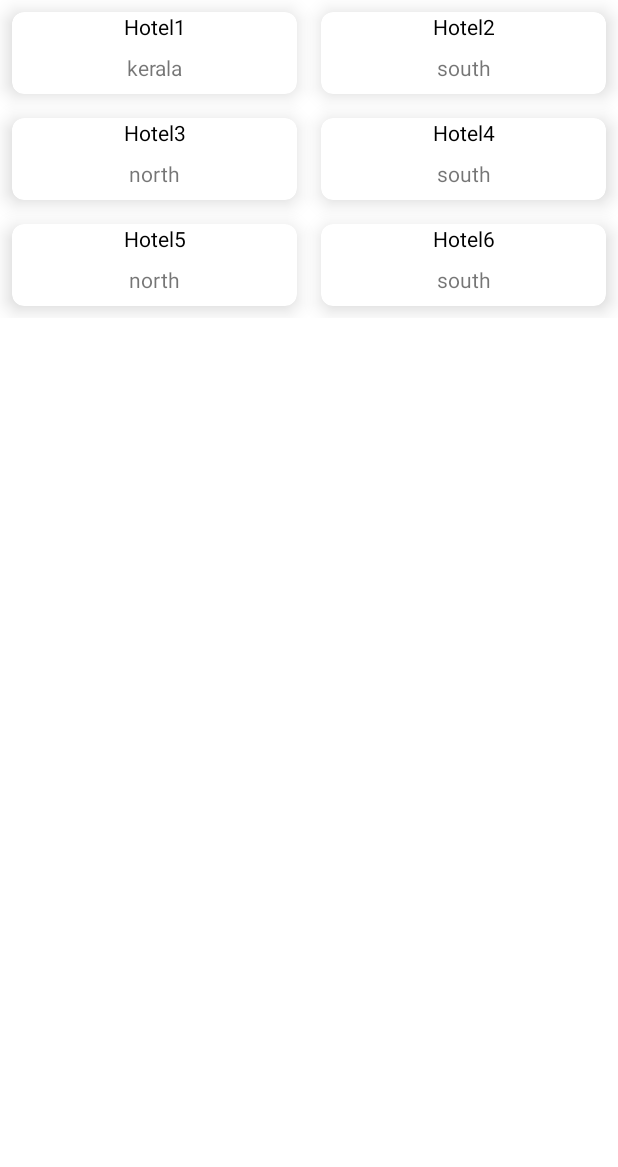
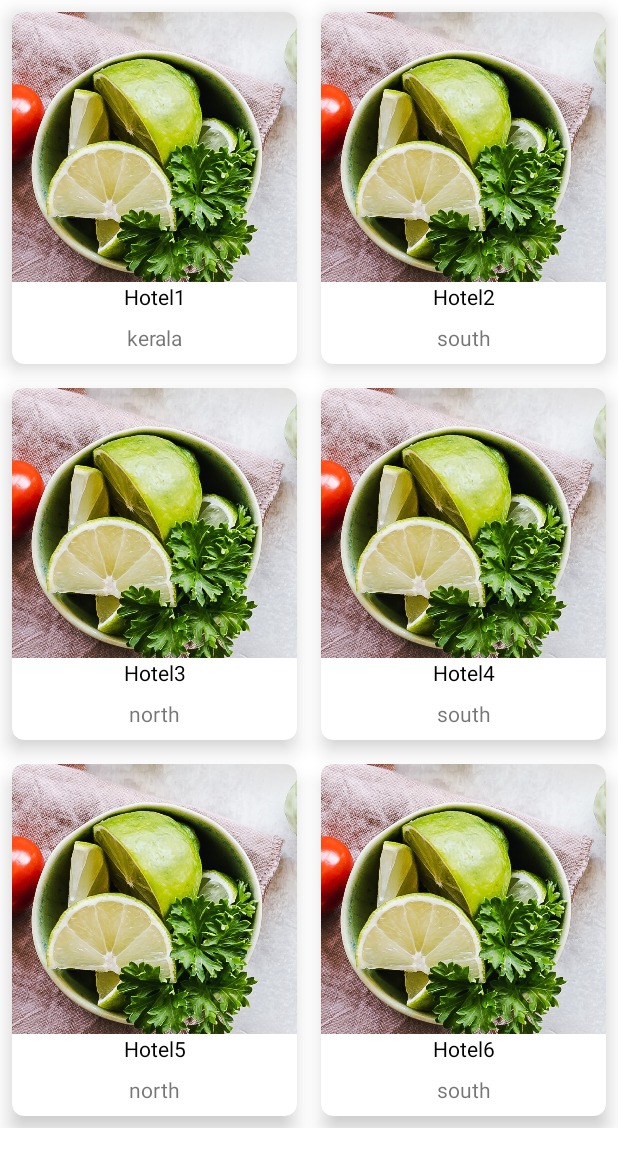
Before and after one commit to sougandhmp/theeta, an Android app: the UserViewFragment screen opened through its navigation route, on a phone screen of 412 x 824 dp. Shown: the top 1167 px of the screen. Run offline under Robolectric (Android 15) with nearby library versions, the phone set to English and light mode, and no system bars; our stand-ins replace Dagger/Hilt's generated code, data binding; 1 statement that could not run was skipped.

Commit message:
Added image url

```diff
--- a/app/src/main/java/com/android/theta/user/UserViewModel.kt
+++ b/app/src/main/java/com/android/theta/user/UserViewModel.kt
@@ -15,12 +15,12 @@ class UserViewModel : ViewModel() {
 
     private fun getHotelList(): List<Hotel> {
         var hotelList = ArrayList<Hotel>()
-        hotelList.add(Hotel(id = 1, name = "Hotel1", styleName = "kerala", avgPriceForTwo = "200"))
-        hotelList.add(Hotel(id = 2, name = "Hotel2", styleName = "south", avgPriceForTwo ="200"))
-        hotelList.add(Hotel(id = 3, name = "Hotel3", styleName = "north",avgPriceForTwo = "100"))
-        hotelList.add(Hotel(id = 4, name = "Hotel4", styleName = "south",avgPriceForTwo = "300"))
-        hotelList.add(Hotel(id = 5, name = "Hotel5", styleName = "north", avgPriceForTwo ="600"))
-        hotelList.add(Hotel(id = 6, name = "Hotel6", styleName = "south",avgPriceForTwo = "700"))
+        hotelList.add(Hotel(id = 1, name = "Hotel1", styleName = "kerala", avgPriceForTwo = "200",imgUrl = "@drawable/hotel1"))
+        hotelList.add(Hotel(id = 2, name = "Hotel2", styleName = "south", avgPriceForTwo ="200",imgUrl = "@drawable/hotel1"))
+        hotelList.add(Hotel(id = 3, name = "Hotel3", styleName = "north",avgPriceForTwo = "100",imgUrl = "@drawable/hotel1"))
+        hotelList.add(Hotel(id = 4, name = "Hotel4", styleName = "south",avgPriceForTwo = "300",imgUrl = "@drawable/hotel1"))
+        hotelList.add(Hotel(id = 5, name = "Hotel5", styleName = "north", avgPriceForTwo ="600",imgUrl = "@drawable/hotel1"))
+        hotelList.add(Hotel(id = 6, name = "Hotel6", styleName = "south",avgPriceForTwo = "700",imgUrl = "@drawable/hotel1"))
         return hotelList;
 
     }
--- a/app/src/main/java/com/android/theta/user/model/Hotel.kt
+++ b/app/src/main/java/com/android/theta/user/model/Hotel.kt
@@ -6,7 +6,8 @@ data class Hotel(
      var id: Int,
      var name: String,
      var styleName: String,
-     var avgPriceForTwo: String
+     var avgPriceForTwo: String,
+     var imgUrl: String
 ) {
      object HotelDiff : DiffUtil.ItemCallback<Hotel>() {
           override fun areItemsTheSame(oldItem: Hotel, newItem: Hotel) = oldItem.name == newItem.name
--- a/app/src/main/res/layout/row_user_view.xml
+++ b/app/src/main/res/layout/row_user_view.xml
@@ -27,16 +27,16 @@
             android:layout_width="match_parent"
             android:layout_height="match_parent">
 
-          <!--  <ImageView
+         <ImageView
                 android:id="@+id/left_thumb"
                 android:layout_width="0dp"
                 android:layout_height="180dp"
                 android:scaleType="centerCrop"
-                app:srcUrl="@{hotel.id}"
+               android:src="@drawable/hotel1"
                 app:layout_constraintBottom_toTopOf="@+id/left_title"
                 app:layout_constraintEnd_toEndOf="parent"
                 app:layout_constraintStart_toStartOf="parent"
-                app:layout_constraintTop_toTopOf="parent" />-->
+                app:layout_constraintTop_toTopOf="parent" />
 
             <TextView
                 android:id="@id/left_title"
```
